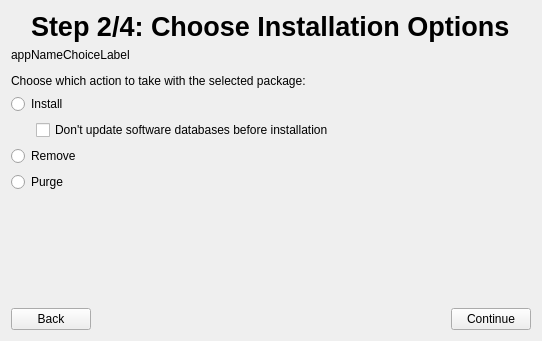
The window that ui/chooseinstallationpage.ui (Kicksecure/browser-choice) describes before a commit, drawn with Qt 5.
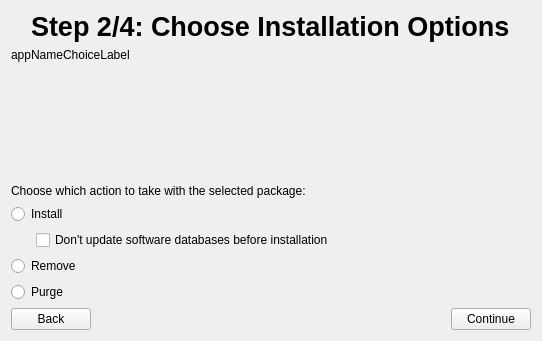
The same window after the commit. Icons and pictures are not drawn.

What changed in the file:
```diff
--- a/ui/chooseinstallationpage.ui
+++ b/ui/chooseinstallationpage.ui
@@ -61,7 +61,7 @@
    <item>
     <widget class="QWidget" name="packageChooserWidget" native="true">
      <property name="sizePolicy">
-      <sizepolicy hsizetype="Preferred" vsizetype="Preferred">
+      <sizepolicy hsizetype="Preferred" vsizetype="Expanding">
        <horstretch>0</horstretch>
        <verstretch>0</verstretch>
       </sizepolicy>
@@ -129,19 +129,6 @@
      </property>
     </widget>
    </item>
-   <item>
-    <spacer name="verticalSpacer">
-     <property name="orientation">
-      <enum>Qt::Vertical</enum>
-     </property>
-     <property name="sizeHint" stdset="0">
-      <size>
-       <width>20</width>
-       <height>40</height>
-      </size>
-     </property>
-    </spacer>
-   </item>
    <item>
     <layout class="QHBoxLayout" name="horizontalLayout_2">
      <item>
```
